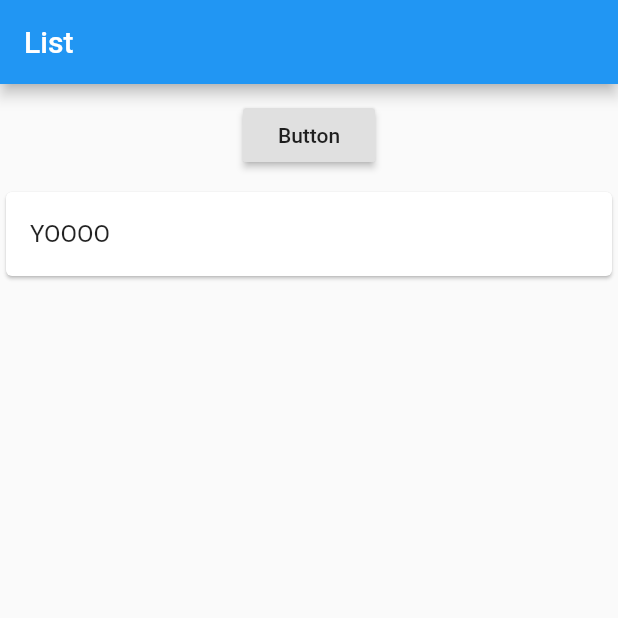
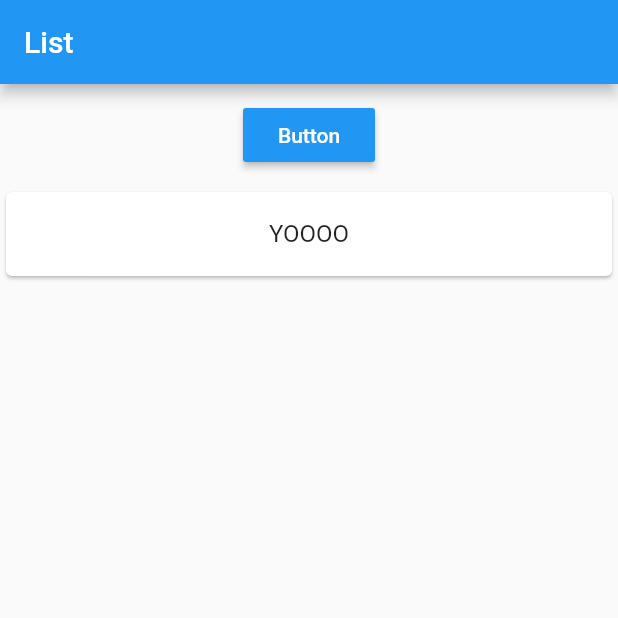
Before and after one commit to domfraise/flutter-todo-app, a Flutter app: the screen it shows after launch, on a phone screen of 412 x 824 dp, the top half of it. Run offline on Flutter 3.47's test engine with Material 2 defaults, Android fonts, the phone set to English and light mode, and no system bars.

Commit message:
Center text, add theme

```diff
--- a/lib/list_item.dart
+++ b/lib/list_item.dart
@@ -12,7 +12,7 @@ class ListItem extends StatelessWidget {
       child: Column(
         children: <Widget>[
           ListTile(
-            title: Text(content),
+            title: Center(child: Text(content),)
           ),
         ],
       ),
--- a/lib/list_mananger.dart
+++ b/lib/list_mananger.dart
@@ -29,6 +29,8 @@ class _ListManagerState extends State<ListManager> {
         Container(
           margin: EdgeInsets.all(10.0),
           child: RaisedButton(
+            color: Theme.of(context).primaryColor,
+            colorBrightness: Brightness.dark,
             onPressed: () {
               setState(() {
                 _listItems.add("Hello");
--- a/lib/main.dart
+++ b/lib/main.dart
@@ -8,6 +8,9 @@ class MyApp extends StatelessWidget {
   @override
   Widget build(BuildContext context) {
     return MaterialApp(
+      theme: ThemeData(
+        primarySwatch: Colors.blue
+      ),
       home: Scaffold(
           appBar: AppBar(
             title: Text('List'),
```
